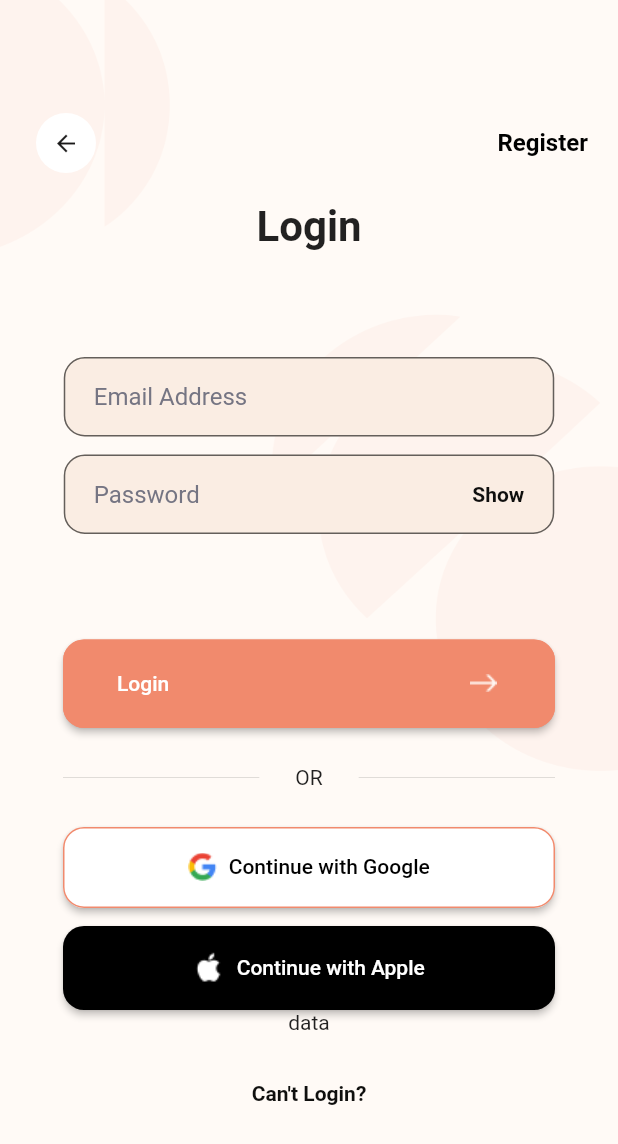
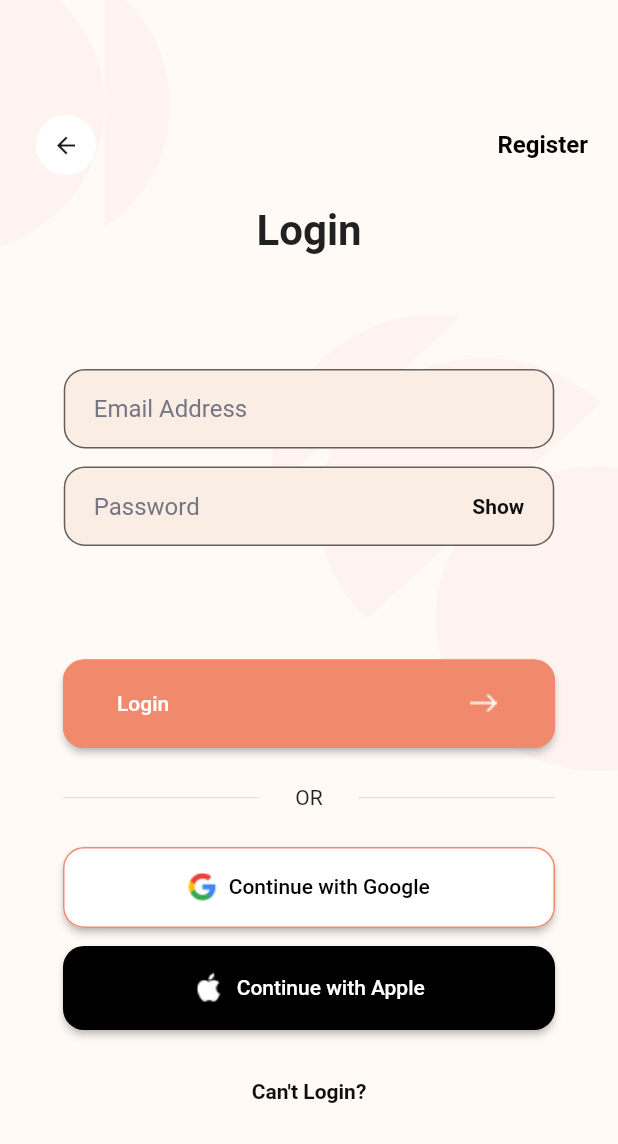
Before and after one commit to jeremysianturi/Heyva, a Flutter app: the LoginView screen opened by its route, on a phone screen of 412 x 824 dp. Shown: the top 1144 px of the screen. Run offline on Flutter 3.47's test engine with Material 2 defaults, Android fonts, the phone set to English and light mode, and no system bars; drawn by our look-alikes of loading_overlay; our stand-ins replace animated_text_kit, audioplayers, carousel_slider, dio, easy_stepper, firebase_auth and 14 more; missing offline and left inert: appinio_video_player, bottom_picker, flutter_lyric, miniplayer; accounts and stored records are empty.

Commit message:
FINISH:
- remove button "data" on login_view.dart

```diff
--- a/lib/app/modules/login/views/login_view.dart
+++ b/lib/app/modules/login/views/login_view.dart
@@ -1,6 +1,5 @@
 import 'package:flutter/material.dart';
 import 'package:get/get.dart';
-import 'package:heyva/app/modules/breathing/breathingone/views/breathing_one_view.dart';
 import 'package:heyva/app/modules/login/controllers/login_controller.dart';
 import 'package:heyva/app/routes/app_pages.dart';
 import 'package:heyva/app/widgets/reusable_header.dart';
@@ -206,12 +205,6 @@ class LoginView extends GetView<LoginController> {
                       ],
                     ),
                   ),
-                  GestureDetector(
-                    child: const Text("data"),
-                    onTap: () {
-                      Get.to(BreathingOneView());
-                    },
-                  ),
                   Expanded(
                     flex: 1,
                     child: Padding(
```
